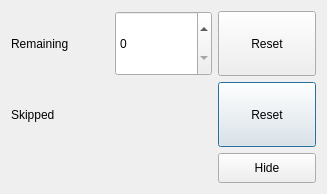
The window that countersdialog.ui (mishkoLitvin/L_Aries-progect) describes before a commit, drawn with Qt 5.
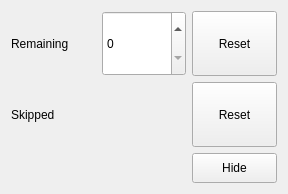
The same window after the commit.

```diff
--- a/countersdialog.ui
+++ b/countersdialog.ui
@@ -1,12 +1,12 @@
 <?xml version="1.0" encoding="UTF-8"?>
 <ui version="4.0">
  <class>CountersDialog</class>
- <widget class="QDialog" name="CountersDialog">
+ <widget class="QWidget" name="CountersDialog">
   <property name="geometry">
    <rect>
     <x>0</x>
     <y>0</y>
-    <width>327</width>
+    <width>288</width>
     <height>192</height>
    </rect>
   </property>
```
